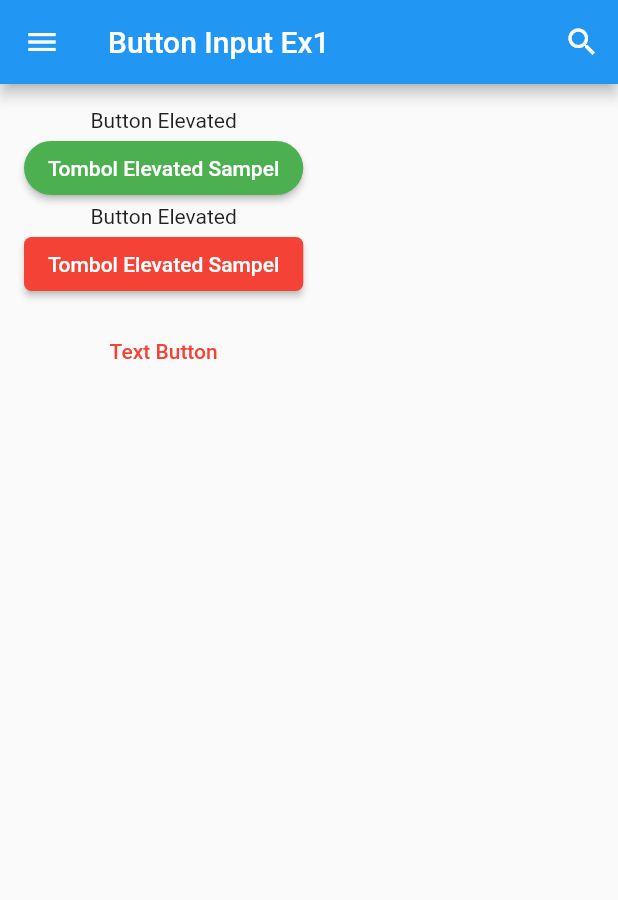
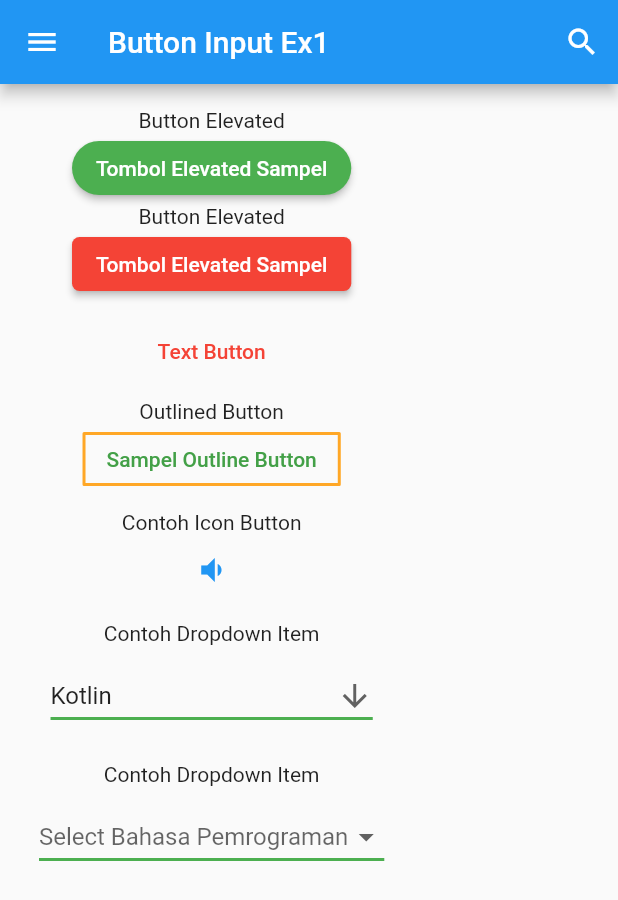
Before and after one commit to Flutter-Dart-Hacks/flutter-dicoding-a, a Flutter app: the ButtonInputPage screen opened directly, on a phone screen of 412 x 824 dp. Shown: the top 900 px of the screen. Run offline on Flutter 3.47's test engine with Material 2 defaults, Android fonts, the light colour scheme and no system bars.

```diff
--- a/lib/buttoninput/button_input.dart
+++ b/lib/buttoninput/button_input.dart
@@ -24,6 +24,7 @@ class ButtonInputPage extends StatelessWidget {
           child: Container(
             padding: const EdgeInsets.all(16),
             child: Column(
+              mainAxisAlignment: MainAxisAlignment.start,
               children: <Widget>[
                 // Ganti warna button
                 // https://www.flutterbeads.com/text-button-color-in-flutter/
@@ -60,6 +61,53 @@ class ButtonInputPage extends StatelessWidget {
                     primary: Colors.red,
                   ),
                   child: const Text('Text Button'),
+                ),
+                const SizedBox(
+                  height: 8,
+                ),
+                const Text('Outlined Button'),
+                OutlinedButton(
+                  onPressed: () {},
+                  style: TextButton.styleFrom(
+                    primary: Colors.red,
+                    shape: RoundedRectangleBorder(
+                      borderRadius: BorderRadius.circular(1),
+                    ),
+                    side: BorderSide(
+                      color: Colors.orange.shade400,
+                      width: 2,
+                    ),
+                  ),
+                  child: Text(
+                    'Sampel Outline Button',
+                    style: TextStyle(color: Colors.green.shade600),
+                  ),
+                ),
+                const SizedBox(
+                  height: 10,
+                ),
+                const Text('Contoh Icon Button'),
+                IconButton(
+                  onPressed: () {},
+                  icon: const Icon(
+                    Icons.volume_down,
+                    semanticLabel: 'Turunkan volume',
+                    color: Colors.blue,
+                  ),
+                ),
+                const SizedBox(
+                  height: 10,
+                ),
+                const Text('Contoh Dropdown Item'),
+                const DropdownButtonSampel(
+                  listTitle: ['Kotlin', 'Darts', 'Java', 'JavaScript'],
+                ),
+                const SizedBox(
+                  height: 10,
+                ),
+                const Text('Contoh Dropdown Item'),
+                const DropdownMenuButton(
+                  listTitle: ['Angular', 'React', 'Vue'],
                 )
               ],
             ),
@@ -69,3 +117,99 @@ class ButtonInputPage extends StatelessWidget {
     );
   }
 }
+
+class DropdownButtonSampel extends StatefulWidget {
+  final List<String> listTitle;
+  const DropdownButtonSampel({Key? key, required this.listTitle})
+      : super(key: key);
+
+  @override
+  State<DropdownButtonSampel> createState() => _DropdownButtonSampelState();
+}
+
+class _DropdownButtonSampelState extends State<DropdownButtonSampel> {
+  String dropdownValue = 'Kotlin';
+
+  Iterable<DropdownMenuItem<String>> createListItemDrodpdown() {
+    Iterable<DropdownMenuItem<String>> listDropdownItem =
+        widget.listTitle.map<DropdownMenuItem<String>>((String value) {
+      return DropdownMenuItem<String>(
+        value: value,
+        child: Text(value),
+      );
+    });
+
+    return listDropdownItem;
+  }
+
+  @override
+  Widget build(BuildContext context) {
+    return Container(
+      margin: const EdgeInsets.all(10),
+      child: DropdownButton(
+        items: createListItemDrodpdown().toList(),
+        onChanged: (String? value) {
+          setState(() {
+            dropdownValue = value ?? 'language';
+          });
+        },
+        value: dropdownValue,
+        icon: const Icon(Icons.arrow_downward_outlined),
+        hint: const Text('Pilih bahasa pemrograman'),
+        underline: Container(
+          height: 2,
+          color: Colors.green,
+        ),
+      ),
+    );
+  }
+}
+
+class DropdownMenuButton extends StatefulWidget {
+  final List<String> listTitle;
+
+  const DropdownMenuButton({Key? key, required this.listTitle})
+      : super(key: key);
+
+  @override
+  State<DropdownMenuButton> createState() => _DropdownMenuButtonState();
+}
+
+class _DropdownMenuButtonState extends State<DropdownMenuButton> {
+  String? language;
+
+  @override
+  Widget build(BuildContext context) {
+    return Container(
+      margin: const EdgeInsets.all(10),
+      child: DropdownButton<String>(
+        items: const <DropdownMenuItem<String>>[
+          DropdownMenuItem<String>(
+            value: 'Dart',
+            child: Text('Dart'),
+          ),
+          DropdownMenuItem<String>(
+            value: 'Kotlin',
+            child: Text('Kotlin'),
+          ),
+          DropdownMenuItem<String>(
+            value: 'Swift',
+            child: Text('Swift'),
+          ),
+        ],
+        value: language,
+        hint: const Text('Select Bahasa Pemrograman'),
+        underline: Container(
+          height: 2,
+          color: Colors.green,
+        ),
+        focusColor: Colors.orange,
+        onChanged: (String? value) {
+          setState(() {
+            language = value;
+          });
+        },
+      ),
+    );
+  }
+}
--- a/lib/main.dart
+++ b/lib/main.dart
@@ -1,5 +1,5 @@
 import 'package:flutter/material.dart';
-import 'package:flutter_dicodinga/buttoninput/button_input.dart';
+import 'package:flutter_dicodinga/buttoninput/textfield_input.dart';
 
 void main() {
   runApp(const MyApp());
@@ -26,7 +26,7 @@ class MyApp extends StatelessWidget {
         // is not restarted.
         primarySwatch: Colors.blue,
       ),
-      home: const ButtonInputPage(),
+      home: const TextfieldInputs(),
       // home: const MyHomePage(title: 'Flutter Demo Home Page'),
     );
   }
```
Also changed, not shown: lib/buttoninput/textfield_input.dart (added, +148 -0 lines).
